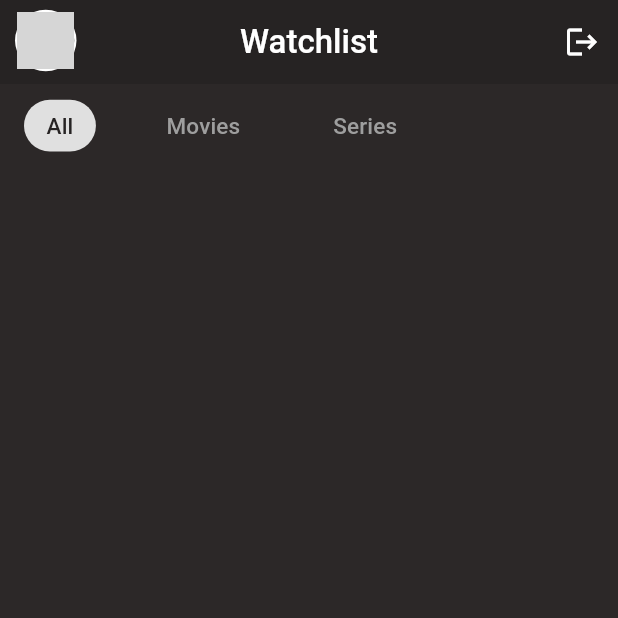
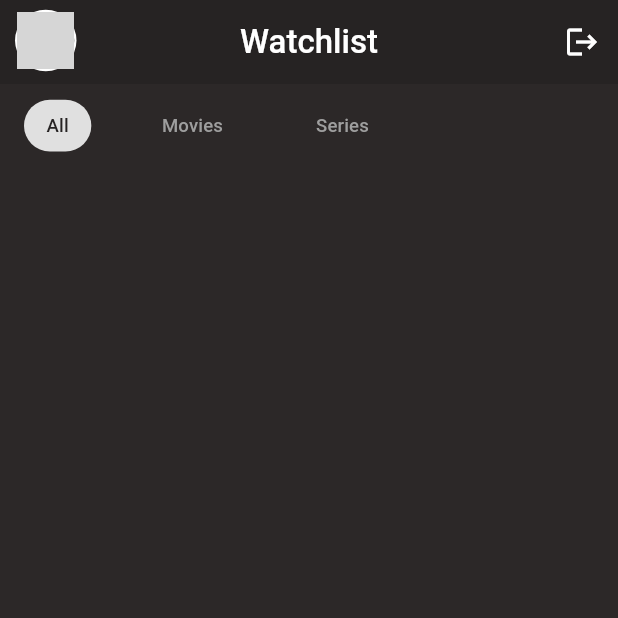
Before and after one commit to Str4wF4b/StreaMe, a Flutter app: the screen it shows once a user with an empty profile is signed in, item 5 of the bottom bar chosen, on a phone screen of 412 x 824 dp, the top half of it. Run offline on Flutter 3.47's test engine with Material 3 defaults, Android fonts, the light colour scheme and no system bars; drawn by our look-alikes of custom_refresh_indicator; our stand-ins replace another_flutter_splash_screen, appinio_swiper, auto_size_text, cached_network_image, cloud_firestore, dropdown_button2 and 9 more; missing offline and left inert: autoscale_tabbarview, expand_widget; accounts and stored records are empty; network calls fail; statements that could not run were skipped; grey boxes are pictures that could not be loaded.

Commit message:
readjust scale factors

```diff
--- a/lib/android/app/src/pages/others/actor_director_details.dart
+++ b/lib/android/app/src/pages/others/actor_director_details.dart
@@ -151,8 +151,8 @@ class _ActorDirectorDetailsPageState extends State<ActorDirectorDetailsPage>
                         return ExpandText(widget.actorDirector.biography,
                             style: TextStyle(
                                 color: _color.bodyTextColor,
-                                fontSize:
-                                    MediaQuery.textScalerOf(context).scale(16),
+                                fontSize: MediaQuery.textScalerOf(context)
+                                    .scale(13.22),
                                 height: _cav.textHeight),
                             indicatorIcon: Icons.keyboard_arrow_down,
                             indicatorIconColor: Colors.grey.shade400,
--- a/lib/android/app/src/pages/others/filter.dart
+++ b/lib/android/app/src/pages/others/filter.dart
@@ -158,7 +158,8 @@ class _FilterPageState extends State<FilterPage> {
   /// label: The initial label of the Dropdown Button Form Field
   /// keyController: The key of the currently used filter
   Center makeFilter(String? selectedValue, List<String> list, String label,
-      GlobalKey keyController) => Center(
+          GlobalKey keyController) =>
+      Center(
         child: Container(
           width: 330,
           padding: const EdgeInsets.only(left: 25.0, right: 25.0),
@@ -173,7 +174,7 @@ class _FilterPageState extends State<FilterPage> {
                 decoration: BoxDecoration(
                     color: _color.middleBackgroundColor,
                     borderRadius: BorderRadius.circular(20.0)),
-              maxHeight: MediaQuery.textScalerOf(context).scale(202)),
+                maxHeight: MediaQuery.textScalerOf(context).scale(167)),
             onChanged: (value) {
               setState(() {
                 selectedValue = value
--- a/lib/android/app/src/pages/others/stream_details.dart
+++ b/lib/android/app/src/pages/others/stream_details.dart
@@ -326,8 +326,7 @@ class _StreamDetailsPageState extends State<StreamDetailsPage>
                             return ExpandText(widget.stream.plot,
                                 style: TextStyle(
                                     color: _color.bodyTextColor,
-                                    fontSize: MediaQuery.textScalerOf(context)
-                                        .scale(16),
+                                    fontSize: MediaQuery.textScalerOf(context).scale(14),
                                     height: _cav.textHeight),
                                 indicatorIcon: Icons.keyboard_arrow_down,
                                 indicatorIconColor: Colors.grey.shade400,
--- a/lib/android/app/src/widgets/features/stream_poster_tile.dart
+++ b/lib/android/app/src/widgets/features/stream_poster_tile.dart
@@ -56,7 +56,7 @@ class _StreamPosterTileState extends State<StreamPosterTile> {
               style: TextStyle(
                   color: _color.bodyTextColor,
                   fontWeight: FontWeight.w500,
-                  fontSize: MediaQuery.textScalerOf(context).scale(14),
+                  fontSize: MediaQuery.textScalerOf(context).scale(11.57),
                   height: _cav.textHeight),
               maxLines: 2,
               textAlign: TextAlign.center,
--- a/lib/android/app/src/widgets/global/streame_tab.dart
+++ b/lib/android/app/src/widgets/global/streame_tab.dart
@@ -18,7 +18,7 @@ class StreaMeTab extends StatelessWidget {
         child: Text(
           tabTitle,
           style: TextStyle(
-            fontSize: MediaQuery.textScalerOf(context).scale(15),
+            fontSize: MediaQuery.textScalerOf(context).scale(12.3965),
           ),
         ),
       ),
```
Lines whose indentation alone changed are shown as unchanged.
